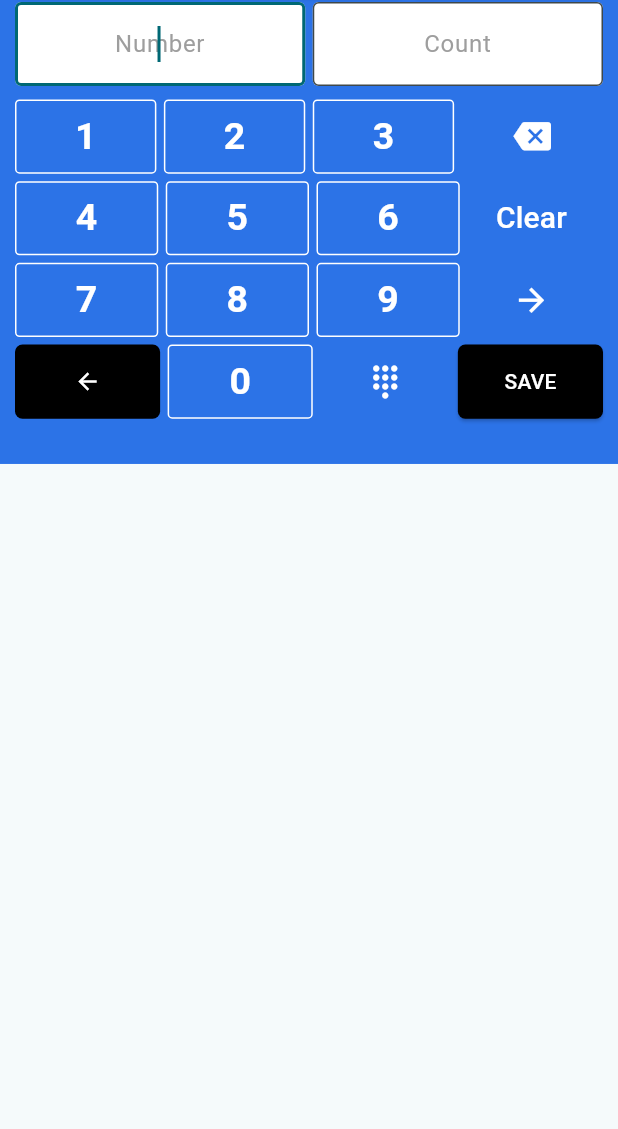
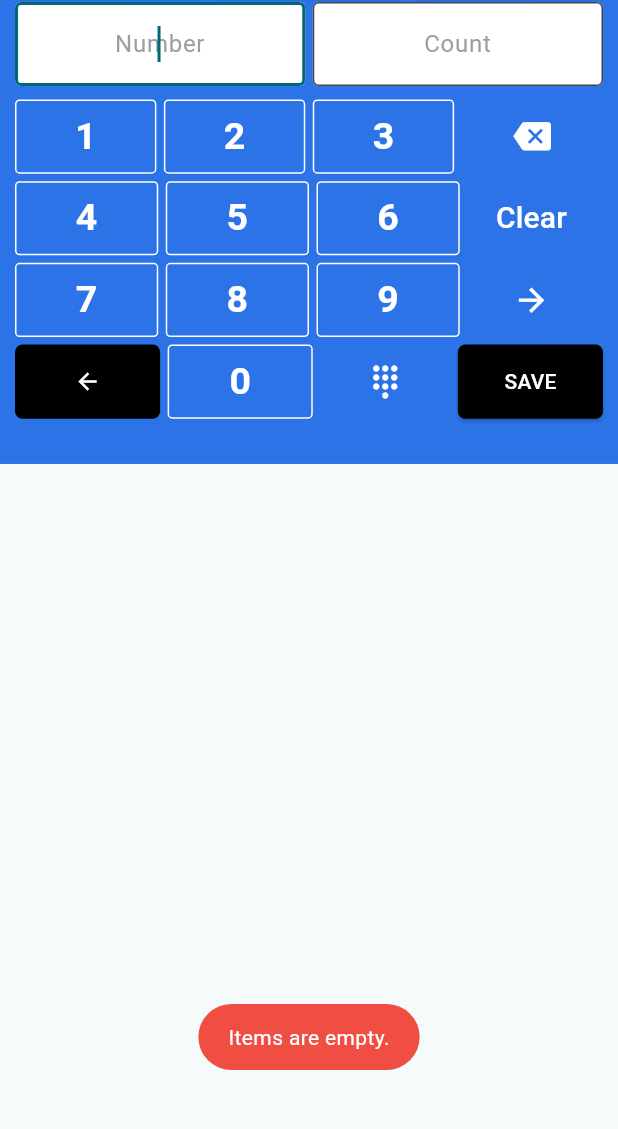
Before and after one commit to cyberneticstvm/box-k, a Flutter app: the KeyboardWidget widget shown alone on an empty page, opened directly, after a tap on "SAVE", on a phone screen of 412 x 824 dp, the part 70-1199 px from its top. Run offline on Flutter 3.47's test engine with Material 3 defaults, Android fonts, the phone set to English and light mode, and no system bars; our stand-ins replace cloud_firestore, firebase_auth, firebase_core, flutter_riverpod, fluttertoast; accounts and stored records are empty; generated files the repository leaves out were written again.

Commit message:
small updates

```diff
--- a/lib/widgets/keyboard.dart
+++ b/lib/widgets/keyboard.dart
@@ -1,4 +1,5 @@
 import 'package:boxk/colors/color.dart';
+import 'package:boxk/models/item.dart';
 import 'package:boxk/providers/item.dart';
 import 'package:boxk/providers/order.dart';
 import 'package:boxk/providers/page.dart';
@@ -77,6 +78,7 @@ class _KeyboardWidgetState extends ConsumerState<KeyboardWidget> {
     if (ref.watch(isPlayBlocked)) {
       _message('Play has been locked', Colors.white,
           Theme.of(context).myRedColorDark);
+      return;
     }
     if (ref.watch(selectedNumberSet) == 0 ||
         ref.watch(selectedNumberSet) == 1) {
@@ -167,6 +169,7 @@ class _KeyboardWidgetState extends ConsumerState<KeyboardWidget> {
         return snapshot.docs.toList();
       },
     );
+    number.sort((b, a) => a.compareTo(b)); // Sorting descending
     for (var item in rate) {
       /*double ticketRate = double.parse(item['user_rate']);
       if (ref.watch(selectedUserProvider)['role'] == 'Admin') {
@@ -194,6 +197,72 @@ class _KeyboardWidgetState extends ConsumerState<KeyboardWidget> {
       }
     }
     _clearForm();
+  }
+
+  Future<void> _save() async {
+    final items = ref.watch(itemAddProvider);
+    if (items.isEmpty) {
+      _message(
+          'Items are empty.', Colors.white, Theme.of(context).myRedColorDark);
+      return;
+    }
+    try {
+      final result = await showDialog(
+        context: (mounted) ? context : context,
+        builder: (BuildContext context) {
+          return AlertDialog(
+            title: const Text('Proceed?'),
+            content: const Text('Are you sure want to proceed?'),
+            actions: [
+              TextButton(
+                onPressed: () => Navigator.of(context).pop(false),
+                child: Text(
+                  'Cancel',
+                  style: TextStyle(
+                    color: Theme.of(context).myRedColorDark,
+                  ),
+                ),
+              ),
+              TextButton(
+                onPressed: () => Navigator.of(context).pop(true),
+                child: Text(
+                  'Save',
+                  style: TextStyle(color: Theme.of(context).myGreenColorDark),
+                ),
+              ),
+            ],
+          );
+        },
+      );
+      if (result) {
+        //Orderd().addItemToDB(items);
+        for (var item in items) {
+          final Map<String, dynamic> itemMap = {
+            "ticket": item.ticket,
+            "user_id": item.userId,
+            "play": item.play,
+            "number": item.number,
+            "count": item.count,
+            "rate": item.rate,
+            "total": item.total,
+            "play_date": item.playDate,
+            "created_at": item.createdAt,
+          };
+          FirebaseFirestore.instance.collection('orders').add(itemMap);
+        }
+        _message("Order saved successfully", Colors.white, Colors.green);
+        _clearForm();
+        ref.invalidate(itemListCountProvider);
+        ref.invalidate(itemListAmountProvider);
+        ref.invalidate(itemAddProvider);
+      }
+    } catch (err) {
+      _message(
+        err.toString(),
+        Colors.white,
+        Color(0xFFEA4335),
+      );
+    }
   }
 
   void _clearForm() {
@@ -224,7 +293,7 @@ class _KeyboardWidgetState extends ConsumerState<KeyboardWidget> {
         permutations.add(firstChar + subPermutation);
       }
     }
-    return permutations.toSet().toList();
+    return permutations.toList();
   }
 
   @override
@@ -916,7 +985,8 @@ class _KeyboardWidgetState extends ConsumerState<KeyboardWidget> {
                           },
                         );
                         if (result) {
-                          //
+                          ref.invalidate(itemAddProvider);
+                          _clearForm();
                         }
                       },
                       child: const Text(
@@ -1105,7 +1175,7 @@ class _KeyboardWidgetState extends ConsumerState<KeyboardWidget> {
                     height: MediaQuery.of(context).size.height * 0.06,
                     child: ElevatedButton(
                       onPressed: () {
-                        //
+                        _save();
                       },
                       style: ElevatedButton.styleFrom(
                         shape: const RoundedRectangleBorder(
```
Also changed, not shown: lib/models/item.dart (+12 -0 lines).
